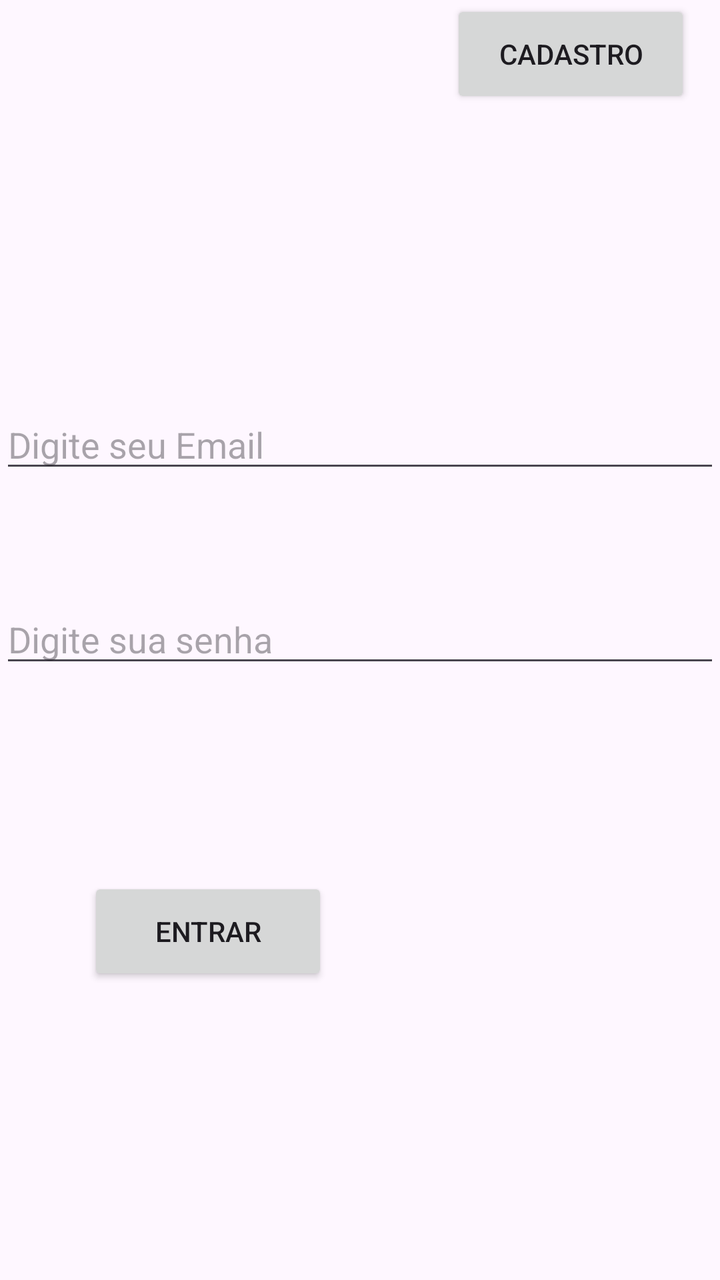
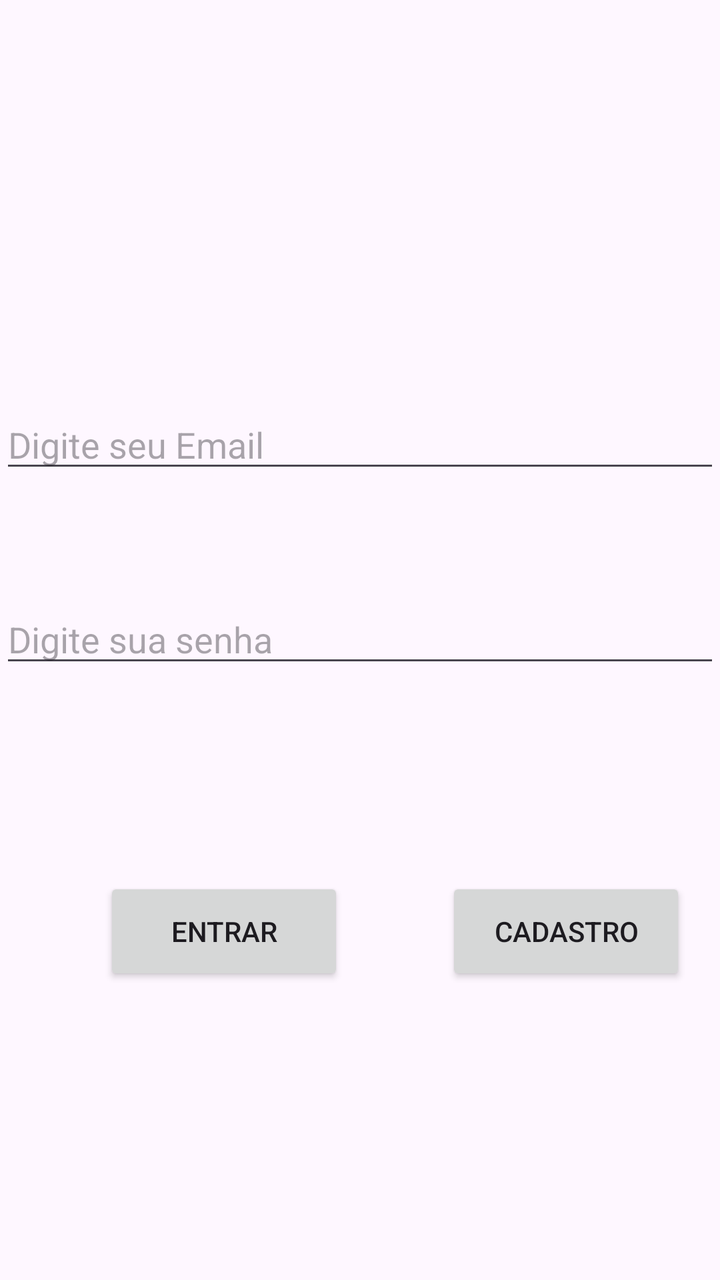

Compare the two renders of this Android layout. The source of the first and the diff that turns it into the second are given below.
<!-- AndroidManifest.xml: application theme Theme.AppCondominio -->
<!-- res/layout/activity_login.xml -->
<?xml version="1.0" encoding="utf-8"?>
<androidx.constraintlayout.widget.ConstraintLayout xmlns:android="http://schemas.android.com/apk/res/android"
    xmlns:app="http://schemas.android.com/apk/res-auto"
    xmlns:tools="http://schemas.android.com/tools"
    android:id="@+id/main"
    android:layout_width="match_parent"
    android:layout_height="match_parent"
    tools:context=".MainActivity">

    <EditText
        android:id="@+id/editTextEmailLogin"
        android:layout_width="0dp"
        android:layout_height="wrap_content"
        android:layout_marginTop="200dp"
        android:ems="10"
        android:hint="Digite seu Email"
        android:inputType="textEmailAddress"
        android:textAlignment="center"
        app:layout_constraintEnd_toEndOf="parent"
        app:layout_constraintHorizontal_bias="0.497"
        app:layout_constraintStart_toStartOf="parent"
        app:layout_constraintTop_toTopOf="parent" />

    <EditText
        android:id="@+id/editTextSuasenha"
        android:layout_width="0dp"
        android:layout_height="wrap_content"
        android:layout_marginTop="56dp"
        android:ems="10"
        android:hint="Digite sua senha"
        android:inputType="textPassword"
        android:textAlignment="center"
        app:layout_constraintEnd_toEndOf="parent"
        app:layout_constraintHorizontal_bias="1.0"
        app:layout_constraintStart_toStartOf="parent"
        app:layout_constraintTop_toBottomOf="@+id/editTextEmailLogin" />

    <Button
        android:id="@+id/btncadastre"
        android:layout_width="120dp"
        android:layout_height="54dp"
        android:layout_marginStart="44dp"
        android:text="Cadastro"
        app:layout_constraintEnd_toEndOf="parent"
        app:layout_constraintHorizontal_bias="0.542"
        app:layout_constraintStart_toEndOf="@+id/btnentrar"
        tools:layout_editor_absoluteY="446dp" />

    <Button
        android:id="@+id/btnentrar"
        android:layout_width="120dp"
        android:layout_height="54dp"
        android:layout_marginStart="44dp"
        android:layout_marginTop="100dp"
        android:text="Entrar"
        app:layout_constraintStart_toStartOf="parent"
        app:layout_constraintTop_toBottomOf="@+id/editTextSuasenha" />

</androidx.constraintlayout.widget.ConstraintLayout>
<!-- resources referenced by this layout -->
<resources>
  <style name="Theme.AppCondominio" parent="Base.Theme.AppCondominio" />
  <style name="Base.Theme.AppCondominio" parent="Theme.Material3.DayNight.NoActionBar">
          
          
      </style>
</resources>

<!-- the commit's change to res/layout/activity_login.xml (unified diff, before → after) -->
@@ -41,16 +41,18 @@
         android:layout_height="54dp"
         android:layout_marginStart="44dp"
         android:text="Cadastro"
+        app:layout_constraintBottom_toBottomOf="@+id/btnentrar"
         app:layout_constraintEnd_toEndOf="parent"
-        app:layout_constraintHorizontal_bias="0.542"
+        app:layout_constraintHorizontal_bias="0.293"
         app:layout_constraintStart_toEndOf="@+id/btnentrar"
-        tools:layout_editor_absoluteY="446dp" />
+        app:layout_constraintTop_toTopOf="@+id/btnentrar"
+        app:layout_constraintVertical_bias="0.0" />
 
     <Button
         android:id="@+id/btnentrar"
         android:layout_width="120dp"
         android:layout_height="54dp"
-        android:layout_marginStart="44dp"
+        android:layout_marginStart="52dp"
         android:layout_marginTop="100dp"
         android:text="Entrar"
         app:layout_constraintStart_toStartOf="parent"
